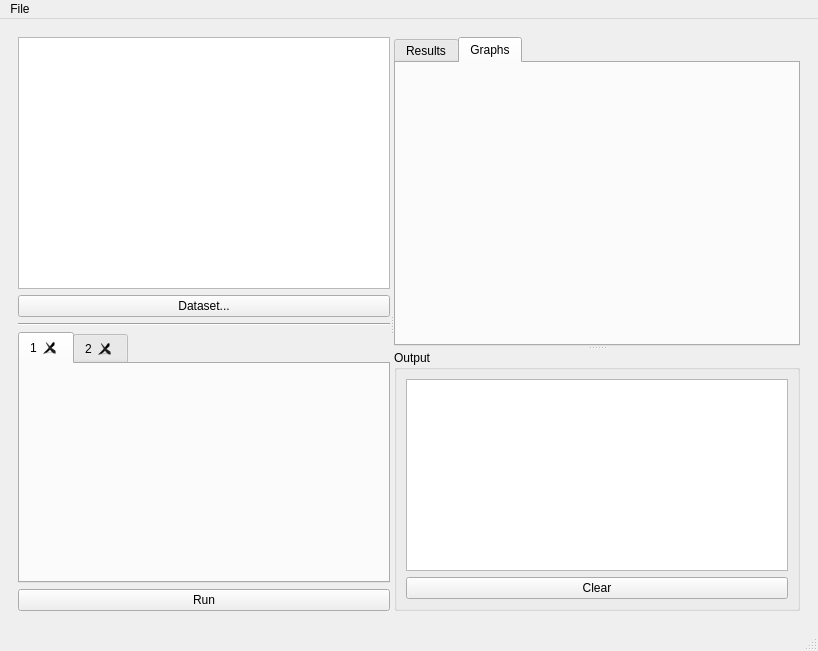
Qt form QtCreator/mainWindow.ui (Boxfort/dissertation) before a commit.
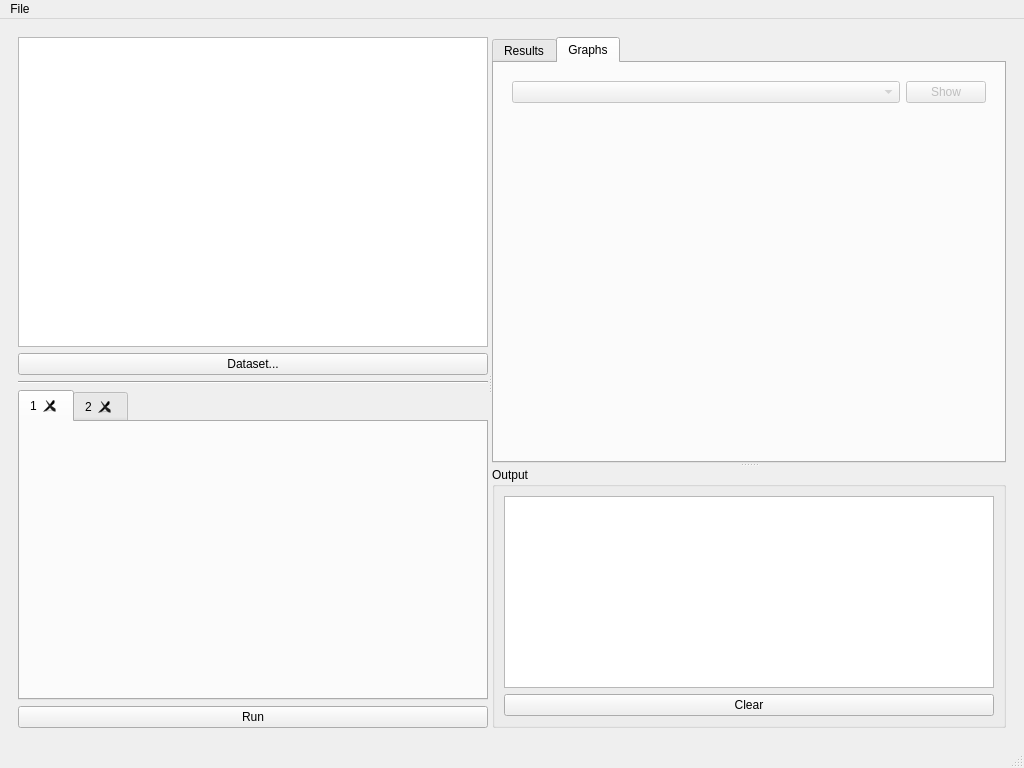
The same form after that commit. The open tabs and pages were chosen to show the change.

Commit message: Graph selection

What changed in the file:
```diff
--- a/QtCreator/mainWindow.ui
+++ b/QtCreator/mainWindow.ui
@@ -7,10 +7,16 @@
    <rect>
     <x>0</x>
     <y>0</y>
-    <width>818</width>
-    <height>651</height>
+    <width>1024</width>
+    <height>768</height>
    </rect>
   </property>
+  <property name="sizePolicy">
+   <sizepolicy hsizetype="Preferred" vsizetype="Preferred">
+    <horstretch>0</horstretch>
+    <verstretch>0</verstretch>
+   </sizepolicy>
+  </property>
   <property name="windowTitle">
    <string>MainWindow</string>
   </property>
@@ -22,11 +28,14 @@
        <item>
         <widget class="QSplitter" name="splitter_2">
          <property name="sizePolicy">
-          <sizepolicy hsizetype="Preferred" vsizetype="Preferred">
+          <sizepolicy hsizetype="Expanding" vsizetype="Preferred">
            <horstretch>0</horstretch>
            <verstretch>0</verstretch>
           </sizepolicy>
          </property>
+         <property name="frameShadow">
+          <enum>QFrame::Plain</enum>
+         </property>
          <property name="orientation">
           <enum>Qt::Horizontal</enum>
          </property>
@@ -48,7 +57,7 @@
           </property>
           <property name="minimumSize">
            <size>
-            <width>150</width>
+            <width>20</width>
             <height>0</height>
            </size>
           </property>
@@ -56,7 +65,7 @@
            <item>
             <widget class="QTextEdit" name="txt_dataset">
              <property name="sizePolicy">
-              <sizepolicy hsizetype="Preferred" vsizetype="Expanding">
+              <sizepolicy hsizetype="Minimum" vsizetype="Expanding">
                <horstretch>0</horstretch>
                <verstretch>0</verstretch>
               </sizepolicy>
@@ -82,6 +91,12 @@
            </item>
            <item>
             <widget class="QTabWidget" name="tab_classifiers">
+             <property name="sizePolicy">
+              <sizepolicy hsizetype="Minimum" vsizetype="Expanding">
+               <horstretch>0</horstretch>
+               <verstretch>0</verstretch>
+              </sizepolicy>
+             </property>
              <property name="currentIndex">
               <number>0</number>
              </property>
@@ -112,9 +127,27 @@
           </layout>
          </widget>
          <widget class="QWidget" name="widget" native="true">
+          <property name="sizePolicy">
+           <sizepolicy hsizetype="Expanding" vsizetype="Preferred">
+            <horstretch>0</horstretch>
+            <verstretch>0</verstretch>
+           </sizepolicy>
+          </property>
+          <property name="minimumSize">
+           <size>
+            <width>0</width>
+            <height>0</height>
+           </size>
+          </property>
           <layout class="QVBoxLayout" name="verticalLayout_2">
            <item>
             <widget class="QSplitter" name="splitter">
+             <property name="sizePolicy">
+              <sizepolicy hsizetype="Preferred" vsizetype="Expanding">
+               <horstretch>0</horstretch>
+               <verstretch>0</verstretch>
+              </sizepolicy>
+             </property>
              <property name="orientation">
               <enum>Qt::Vertical</enum>
              </property>
@@ -220,12 +253,62 @@
                <attribute name="title">
                 <string>Graphs</string>
                </attribute>
-               <layout class="QGridLayout" name="gridLayout"/>
+               <layout class="QVBoxLayout" name="verticalLayout_6">
+                <item>
+                 <widget class="QWidget" name="widget_5" native="true">
+                  <property name="sizePolicy">
+                   <sizepolicy hsizetype="Preferred" vsizetype="Minimum">
+                    <horstretch>0</horstretch>
+                    <verstretch>0</verstretch>
+                   </sizepolicy>
+                  </property>
+                  <layout class="QHBoxLayout" name="horizontalLayout_3">
+                   <item>
+                    <widget class="QComboBox" name="cmb_graph_class">
+                     <property name="enabled">
+                      <bool>false</bool>
+                     </property>
+                     <property name="sizePolicy">
+                      <sizepolicy hsizetype="Expanding" vsizetype="Fixed">
+                       <horstretch>0</horstretch>
+                       <verstretch>0</verstretch>
+                      </sizepolicy>
+                     </property>
+                     <property name="sizeAdjustPolicy">
+                      <enum>QComboBox::AdjustToContentsOnFirstShow</enum>
+                     </property>
+                    </widget>
+                   </item>
+                   <item>
+                    <widget class="QPushButton" name="btn_show_graph">
+                     <property name="enabled">
+                      <bool>false</bool>
+                     </property>
+                     <property name="text">
+                      <string>Show</string>
+                     </property>
+                    </widget>
+                   </item>
+                  </layout>
+                 </widget>
+                </item>
+                <item>
+                 <widget class="QWidget" name="graph_container" native="true">
+                  <property name="sizePolicy">
+                   <sizepolicy hsizetype="Preferred" vsizetype="Expanding">
+                    <horstretch>0</horstretch>
+                    <verstretch>0</verstretch>
+                   </sizepolicy>
+                  </property>
+                  <layout class="QGridLayout" name="gridLayout"/>
+                 </widget>
+                </item>
+               </layout>
               </widget>
              </widget>
              <widget class="QGroupBox" name="groupBox">
               <property name="sizePolicy">
-               <sizepolicy hsizetype="Expanding" vsizetype="Expanding">
+               <sizepolicy hsizetype="Expanding" vsizetype="Preferred">
                 <horstretch>0</horstretch>
                 <verstretch>0</verstretch>
                </sizepolicy>
@@ -281,7 +364,7 @@
     <rect>
      <x>0</x>
      <y>0</y>
-     <width>818</width>
+     <width>1024</width>
      <height>20</height>
     </rect>
    </property>
```
Left out of the diff: 25 changed lines with no effect on the pictures. The commit also changes 2 other files.
